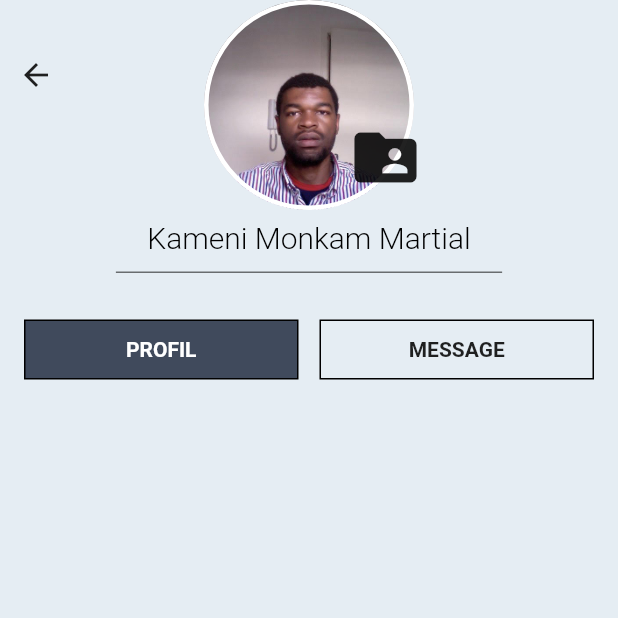
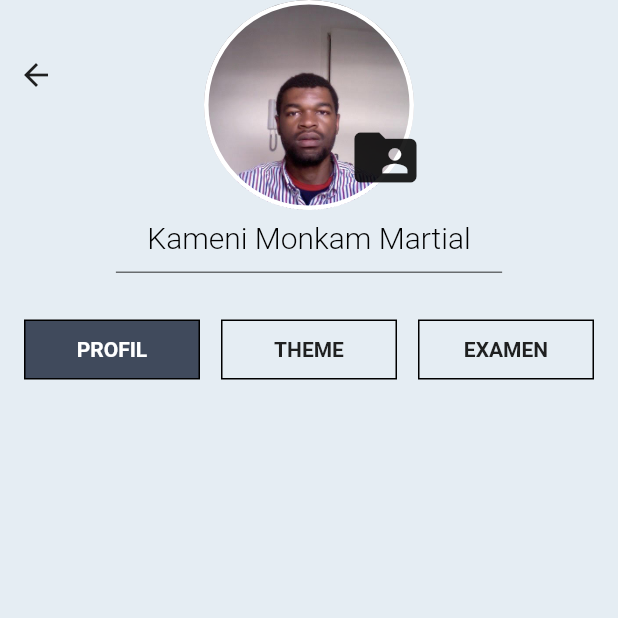
Before and after one commit to kmn8525/permis-12-mars, a Flutter app: the EcranProfil screen opened directly, on a phone screen of 412 x 824 dp, the top half of it. Run offline on Flutter 3.47's test engine with Material 2 defaults, Android fonts, the phone set to English and light mode, and no system bars; our stand-ins replace flutter_svg, font_awesome_flutter, image_picker, liquid_progress_indicator, sleek_circular_slider; Roboto replaces fonts that are missing (Spectral).

Commit message:
commit 15 decembre

```diff
--- a/lib/EcranProfil.dart
+++ b/lib/EcranProfil.dart
@@ -147,7 +147,7 @@ Widget _constructeurBouttons() {
         SizedBox(width: 14.0),
         Expanded(
           child: InkWell(
-            onTap: () => print("Message"),
+            onTap: () => print("THEME"),
             child: Container(
               height: 40.0,
               decoration: BoxDecoration(
@@ -157,7 +157,7 @@ Widget _constructeurBouttons() {
                 child: Padding(
                   padding: EdgeInsets.all(10.0),
                   child: Text(
-                    "MESSAGE",
+                    "THEME",
                     style: TextStyle(fontWeight: FontWeight.w600),
                   ),
                 ),
@@ -165,6 +165,29 @@ Widget _constructeurBouttons() {
             ),
           ),
         ),
+        SizedBox(width: 14.0),
+
+        Expanded(
+          child: InkWell(
+            onTap: () => print("EXAMEN"),
+            child: Container(
+              height: 40.0,
+              decoration: BoxDecoration(
+                border: Border.all(),
+              ),
+              child: Center(
+                child: Padding(
+                  padding: EdgeInsets.all(10.0),
+                  child: Text(
+                    "EXAMEN",
+                    style: TextStyle(fontWeight: FontWeight.w600),
+                  ),
+                ),
+              ),
+            ),
+          ),
+        ),
+
       ],
     ),
   );
```
